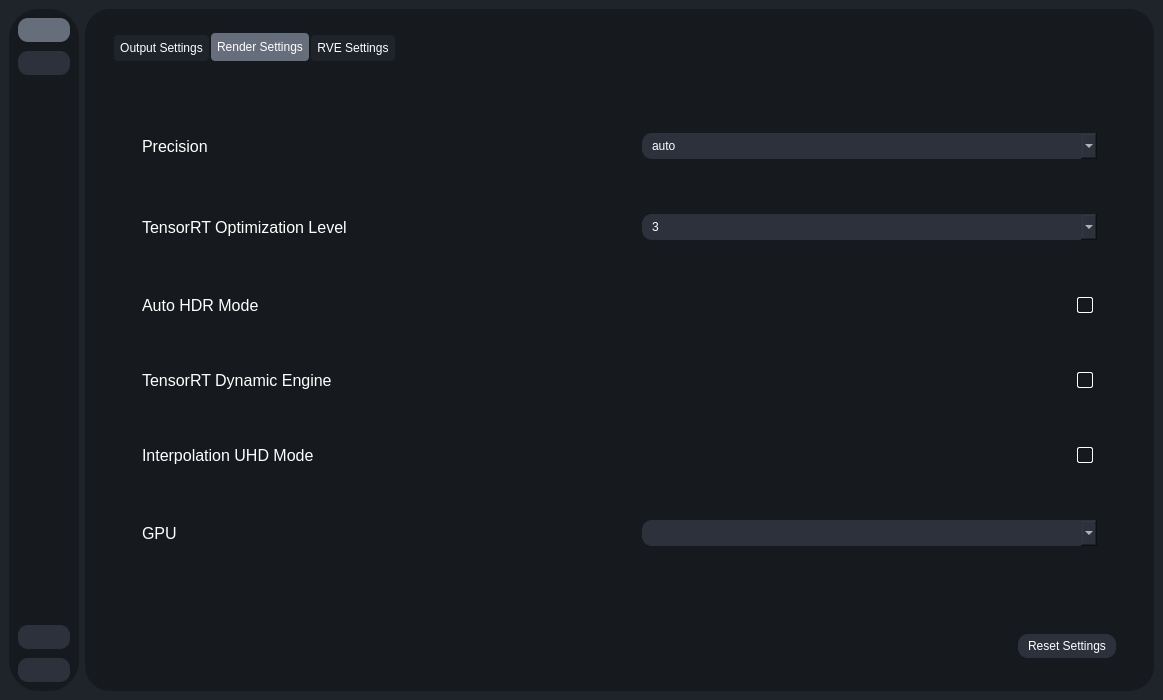
The window that testRVEInterface.ui (paulthedev/REAL-Video-Enhancer) describes before a commit, drawn with Qt 5.
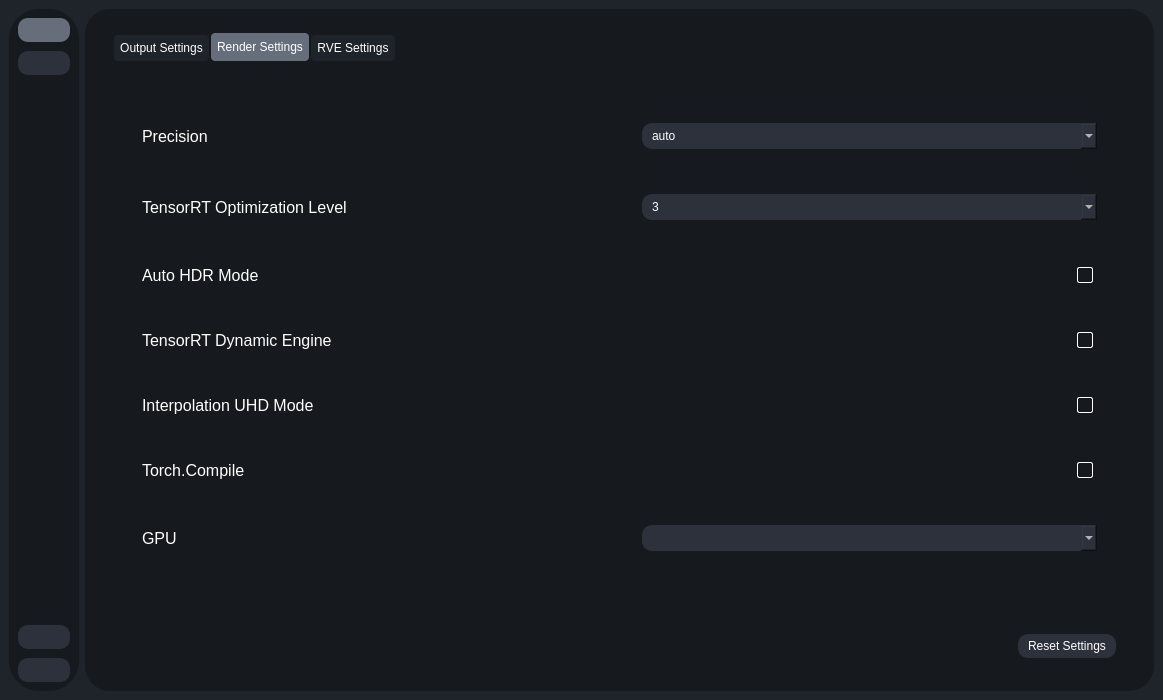
The same window after the commit. The open tabs and pages were chosen to show the change. Icons and pictures are not drawn.

Commit message:
Add torch.compile toggle setting and wire it through the backend
- Add 'Torch.Compile' checkbox in Render Settings (enabled by default)
- Persist via settings (torch_compile_enabled, default True)
- Emit --no_torch_compile when unchecked (ProcessTab)
- New --no_torch_compile flag in rve-backend.py, passed to Render()
- RenderVideo threads torch_compile into UpscalePytorch

```diff
--- a/testRVEInterface.ui
+++ b/testRVEInterface.ui
@@ -5211,6 +5211,67 @@
                            </item>
                           </layout>
                          </item>
+                         <item>
+                          <layout class="QHBoxLayout" name="precisionSettingsContainer_4">
+                           <property name="spacing">
+                            <number>10</number>
+                           </property>
+                           <item>
+                            <widget class="QLabel" name="label_80">
+                             <property name="font">
+                              <font>
+                               <pointsize>12</pointsize>
+                              </font>
+                             </property>
+                             <property name="text">
+                              <string>Torch.Compile</string>
+                             </property>
+                            </widget>
+                           </item>
+                           <item>
+                            <spacer name="horizontalSpacer_16">
+                             <property name="orientation">
+                              <enum>Qt::Orientation::Horizontal</enum>
+                             </property>
+                             <property name="sizeHint" stdset="0">
+                              <size>
+                               <width>40</width>
+                               <height>20</height>
+                              </size>
+                             </property>
+                            </spacer>
+                           </item>
+                           <item>
+                            <widget class="QLabel" name="label_90">
+                             <property name="maximumSize">
+                              <size>
+                               <width>25</width>
+                               <height>25</height>
+                              </size>
+                             </property>
+                             <property name="toolTip">
+                              <string>&lt;html&gt;&lt;head/&gt;&lt;body&gt;&lt;p&gt;Check to enable torch.compile, which speeds up the PyTorch upscale model. Uncheck to disable it and run in eager mode.&lt;/p&gt;&lt;p&gt;Compiling is enabled by default and usually faster, but can be disabled if it causes errors, crashes, or instability on your GPU (e.g. some RDNA2 cards).&lt;/p&gt;&lt;/body&gt;&lt;/html&gt;</string>
+                             </property>
+                             <property name="text">
+                              <string/>
+                             </property>
+                             <property name="pixmap">
+                              <pixmap resource="resources.qrc">:/icons/icons/info.svg</pixmap>
+                             </property>
+                             <property name="scaledContents">
+                              <bool>true</bool>
+                             </property>
+                            </widget>
+                           </item>
+                           <item>
+                            <widget class="QCheckBox" name="torch_compile_enabled">
+                             <property name="text">
+                              <string/>
+                             </property>
+                            </widget>
+                           </item>
+                          </layout>
+                         </item>
                          <item>
                           <layout class="QHBoxLayout" name="precisionSettingsContainer_3">
                            <property name="spacing">
```
The commit also changes 7 other files.
